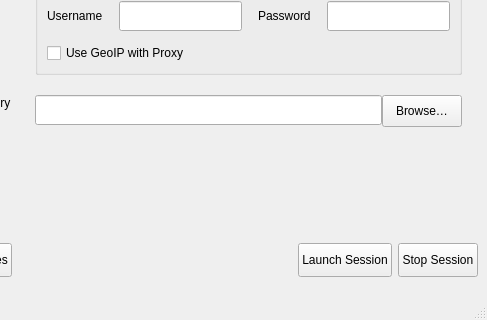
Old version of the form gui/camoufox_manager.ui in the repository security-browser/security-browser; both pictures show x 368 to 855 and y 223 to 543 of the 855 by 543 pixel window.
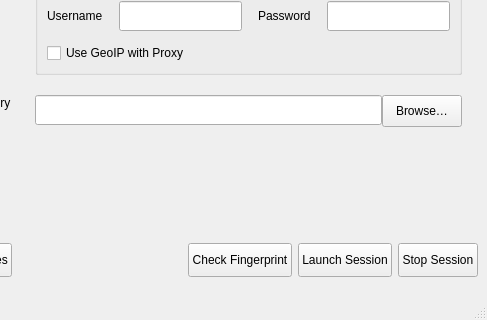
New version of the form.

Commit message:
Add Check Fingerprint button to view browser fingerprint info
Click the button while a session is running to open browserleaks.com
in that profile's browser window, showing Canvas/WebGL/UA fingerprint.
Button is only enabled when the profile session is active.

Patch:
```diff
--- a/gui/camoufox_manager.ui
+++ b/gui/camoufox_manager.ui
@@ -391,6 +391,19 @@
           </property>
          </spacer>
         </item>
+        <item>
+         <widget class="QPushButton" name="fingerprintButton">
+          <property name="minimumSize">
+           <size>
+            <width>0</width>
+            <height>34</height>
+           </size>
+          </property>
+          <property name="text">
+           <string>Check Fingerprint</string>
+          </property>
+         </widget>
+        </item>
         <item>
          <widget class="QPushButton" name="launchButton">
           <property name="minimumSize">
```
The commit also changes 1 other file.
